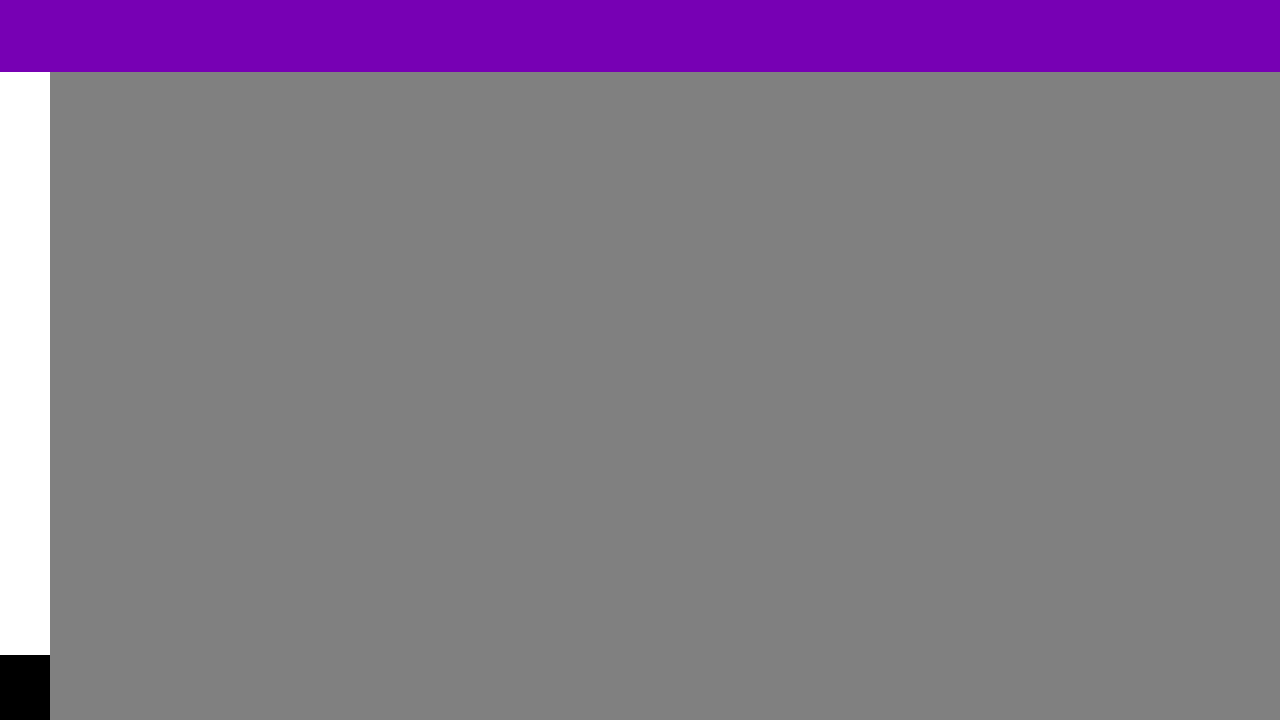
SellBro/SellBroCRM, file MainWidget.ui: the form before one commit.
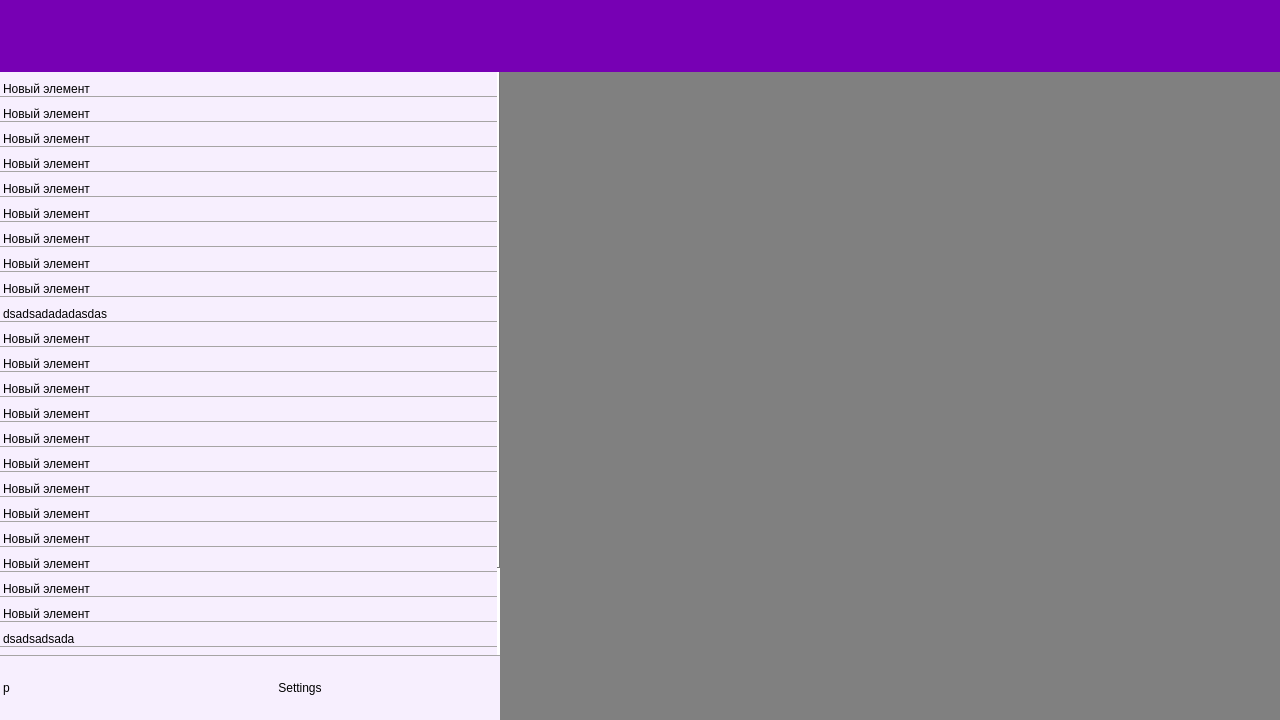
The form after the commit. Icons and pictures are not drawn.

The edit to the form file:
```diff
--- a/MainWidget.ui
+++ b/MainWidget.ui
@@ -680,7 +680,7 @@
          <widget class="QWidget" name="sidebarWidget" native="true">
           <property name="minimumSize">
            <size>
-            <width>50</width>
+            <width>75</width>
             <height>0</height>
            </size>
           </property>
@@ -716,13 +716,264 @@
             <number>0</number>
            </property>
            <item>
-            <widget class="QWidget" name="widget_3" native="true"/>
+            <widget class="QWidget" name="sidebarScrollerContainer" native="true">
+             <property name="styleSheet">
+              <string notr="true">QScrollBar:vertical {              
+            border: none;
+            background:white;
+            width:3px;
+            margin: 0px 0px 0px 0px;
+}
+QScrollBar::handle:vertical {
+            background: qlineargradient(x1:0, y1:0, x2:1, y2:0,
+            stop: 0 rgb(32, 47, 130), stop: 0.5 rgb(32, 47, 130), stop:1 rgb(32, 47, 130));
+            min-height: 0px;
+}
+QScrollBar::add-line:vertical {
+            background: qlineargradient(x1:0, y1:0, x2:1, y2:0,
+            stop: 0 rgb(32, 47, 130), stop: 0.5 rgb(32, 47, 130),  stop:1 rgb(32, 47, 130));
+            height: 0px;
+            subcontrol-position: bottom;
+            subcontrol-origin: margin;
+}
+QScrollBar::sub-line:vertical {
+            background: qlineargradient(x1:0, y1:0, x2:1, y2:0,
+            stop: 0  rgb(32, 47, 130), stop: 0.5 rgb(32, 47, 130),  stop:1 rgb(32, 47, 130));
+            height: 0 px;
+            subcontrol-position: top;
+            subcontrol-origin: margin;
+}</string>
+             </property>
+             <layout class="QVBoxLayout" name="verticalLayout_9">
+              <property name="spacing">
+               <number>0</number>
+              </property>
+              <property name="leftMargin">
+               <number>0</number>
+              </property>
+              <property name="topMargin">
+               <number>0</number>
+              </property>
+              <property name="rightMargin">
+               <number>0</number>
+              </property>
+              <property name="bottomMargin">
+               <number>0</number>
+              </property>
+              <item>
+               <widget class="QListWidget" name="listWidget">
+                <property name="styleSheet">
+                 <string notr="true">::item {
+border-bottom: 1px solid #A6A4A4;
+padding-top: 10px;
+}
+
+QListWidget {
+background: #f7effe;
+border: none;
+}</string>
+                </property>
+                <item>
+                 <property name="text">
+                  <string>Новый элемент</string>
+                 </property>
+                </item>
+                <item>
+                 <property name="text">
+                  <string>Новый элемент</string>
+                 </property>
+                </item>
+                <item>
+                 <property name="text">
+                  <string>Новый элемент</string>
+                 </property>
+                </item>
+                <item>
+                 <property name="text">
+                  <string>Новый элемент</string>
+                 </property>
+                </item>
+                <item>
+                 <property name="text">
+                  <string>Новый элемент</string>
+                 </property>
+                </item>
+                <item>
+                 <property name="text">
+                  <string>Новый элемент</string>
+                 </property>
+                </item>
+                <item>
+                 <property name="text">
+                  <string>Новый элемент</string>
+                 </property>
+                </item>
+                <item>
+                 <property name="text">
+                  <string>Новый элемент</string>
+                 </property>
+                </item>
+                <item>
+                 <property name="text">
+                  <string>Новый элемент</string>
+                 </property>
+                </item>
+                <item>
+                 <property name="text">
+                  <string>dsadsadadadasdas</string>
+                 </property>
+                </item>
+                <item>
+                 <property name="text">
+                  <string>Новый элемент</string>
+                 </property>
+                </item>
+                <item>
+                 <property name="text">
+                  <string>Новый элемент</string>
+                 </property>
+                </item>
+                <item>
+                 <property name="text">
+                  <string>Новый элемент</string>
+                 </property>
+                </item>
+                <item>
+                 <property name="text">
+                  <string>Новый элемент</string>
+                 </property>
+                </item>
+                <item>
+                 <property name="text">
+                  <string>Новый элемент</string>
+                 </property>
+                </item>
+                <item>
+                 <property name="text">
+                  <string>Новый элемент</string>
+                 </property>
+                </item>
+                <item>
+                 <property name="text">
+                  <string>Новый элемент</string>
+                 </property>
+                </item>
+                <item>
+                 <property name="text">
+                  <string>Новый элемент</string>
+                 </property>
+                </item>
+                <item>
+                 <property name="text">
+                  <string>Новый элемент</string>
+                 </property>
+                </item>
+                <item>
+                 <property name="text">
+                  <string>Новый элемент</string>
+                 </property>
+                </item>
+                <item>
+                 <property name="text">
+                  <string>Новый элемент</string>
+                 </property>
+                </item>
+                <item>
+                 <property name="text">
+                  <string>Новый элемент</string>
+                 </property>
+                </item>
+                <item>
+                 <property name="text">
+                  <string>dsadsadsada</string>
+                 </property>
+                </item>
+                <item>
+                 <property name="text">
+                  <string>Новый элемент</string>
+                 </property>
+                </item>
+                <item>
+                 <property name="text">
+                  <string>Новый элемент</string>
+                 </property>
+                </item>
+                <item>
+                 <property name="text">
+                  <string>Новый элемент</string>
+                 </property>
+                </item>
+                <item>
+                 <property name="text">
+                  <string>Новый элемент</string>
+                 </property>
+                </item>
+               </widget>
+              </item>
+             </layout>
+            </widget>
            </item>
            <item>
-            <widget class="QWidget" name="widget" native="true">
+            <widget class="QWidget" name="sidebarFooter" native="true">
              <property name="styleSheet">
-              <string notr="true">background: black;</string>
+              <string notr="true">background: #f7effe;
+border-top: 1px solid #A6A4A4;</string>
              </property>
+             <layout class="QHBoxLayout" name="horizontalLayout_6">
+              <property name="spacing">
+               <number>0</number>
+              </property>
+              <property name="leftMargin">
+               <number>0</number>
+              </property>
+              <property name="topMargin">
+               <number>0</number>
+              </property>
+              <property name="rightMargin">
+               <number>0</number>
+              </property>
+              <property name="bottomMargin">
+               <number>0</number>
+              </property>
+              <item>
+               <widget class="QWidget" name="widget" native="true">
+                <layout class="QHBoxLayout" name="horizontalLayout_7" stretch="2,8">
+                 <property name="spacing">
+                  <number>0</number>
+                 </property>
+                 <property name="leftMargin">
+                  <number>0</number>
+                 </property>
+                 <property name="topMargin">
+                  <number>0</number>
+                 </property>
+                 <property name="rightMargin">
+                  <number>0</number>
+                 </property>
+                 <property name="bottomMargin">
+                  <number>0</number>
+                 </property>
+                 <item>
+                  <widget class="QLabel" name="label_2">
+                   <property name="text">
+                    <string>p</string>
+                   </property>
+                  </widget>
+                 </item>
+                 <item>
+                  <widget class="QLabel" name="label">
+                   <property name="text">
+                    <string>Settings</string>
+                   </property>
+                   <property name="alignment">
+                    <set>Qt::AlignCenter</set>
+                   </property>
+                  </widget>
+                 </item>
+                </layout>
+               </widget>
+              </item>
+             </layout>
             </widget>
            </item>
           </layout>
```
